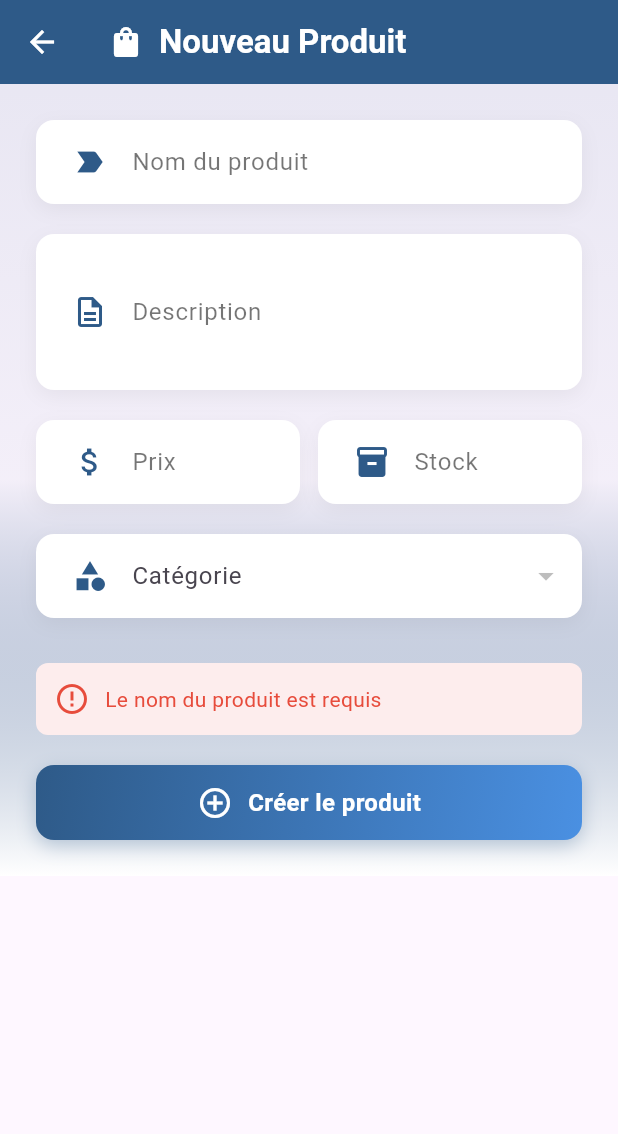
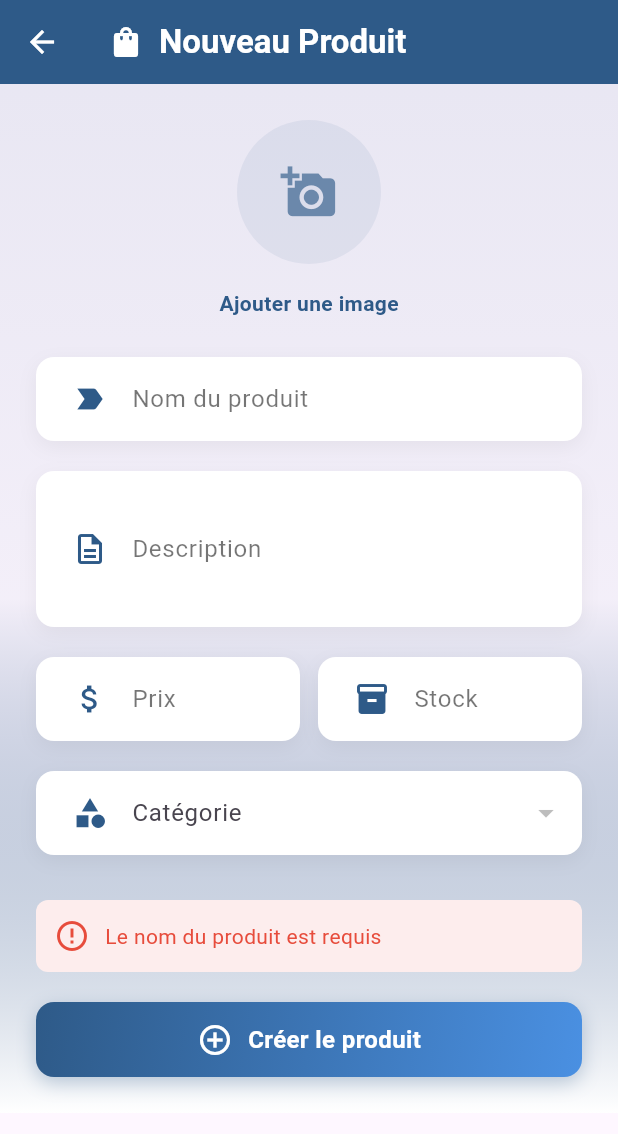
Before and after one commit to PixieAndrianasolo12/ecommerce-flutter, a Flutter app: the AddProductFormPage screen opened directly with empty values, after a tap on "Créer le produit", on a phone screen of 412 x 824 dp. Shown: the top 1134 px of the screen. Run offline on Flutter 3.47's test engine with Material 3 defaults, Android fonts, the phone set to English and light mode, and no system bars; our stand-ins replace image_picker, shared_preferences; accounts and stored records are empty; network calls fail.

Commit message:
image non poster et non afficher

```diff
--- a/frontend/lib/screens/admin/add_product_form.dart
+++ b/frontend/lib/screens/admin/add_product_form.dart
@@ -1,7 +1,11 @@
 import 'dart:convert';
+import 'dart:io' show File;
+import 'package:flutter/foundation.dart' show kIsWeb, Uint8List;
 import 'package:flutter/material.dart';
 import 'package:http/http.dart' as http;
+import 'package:image_picker/image_picker.dart';
 import 'package:provider/provider.dart';
+
 import '../../providers/auth_provider.dart';
 
 class AddProductFormPage extends StatefulWidget {
@@ -18,6 +22,9 @@ class _AddProductFormPageState extends State<AddProductFormPage> with SingleTick
   final _prodPriceCtrl = TextEditingController();
   final _prodStockCtrl = TextEditingController();
   String? selectedCatId;
+  XFile? _selectedImageX;      // Pour Web et mobile
+  File? _selectedImageFile;    // Pour Mobile (Android/iOS)
+  Uint8List? _imageBytes;      // Pour Web (affichage preview)
   bool loading = false;
   String? error;
   late AnimationController _animationController;
@@ -56,6 +63,26 @@ class _AddProductFormPageState extends State<AddProductFormPage> with SingleTick
     super.dispose();
   }
 
+  Future<void> pickImage() async {
+    final pickedFile = await ImagePicker().pickImage(source: ImageSource.gallery, imageQuality: 75);
+    if (pickedFile != null) {
+      setState(() {
+        _selectedImageX = pickedFile;
+        if (kIsWeb) {
+          // Web: lire en bytes pour preview ET pour l’envoi
+          pickedFile.readAsBytes().then((bytes) {
+            setState(() {
+              _imageBytes = bytes;
+            });
+          });
+        } else {
+          // Mobile : fichier
+          _selectedImageFile = File(pickedFile.path);
+        }
+      });
+    }
+  }
+
   Future<void> addProduct() async {
     if (_prodNameCtrl.text.isEmpty) {
       setState(() { error = "Le nom du produit est requis"; });
@@ -78,30 +105,72 @@ class _AddProductFormPageState extends State<AddProductFormPage> with SingleTick
       loading = true;
       error = null;
     });
+
     try {
       final auth = Provider.of<AuthProvider>(context, listen: false);
+
+      if (kIsWeb) {
+        // ------ FLUTTER WEB -------
+        String? base64Image;
+        if (_imageBytes != null) {
+          base64Image = base64Encode(_imageBytes!);
+        }
+
+        final data = {
+          "name": _prodNameCtrl.text,
+          "description": _prodDescCtrl.text,
+          "price": double.tryParse(_prodPriceCtrl.text) ?? 0,
+          "stock": int.tryParse(_prodStockCtrl.text) ?? 0,
+          "category": selectedCatId,
+          if (base64Image != null) "image_base64": base64Image,
+        };
+
         final res = await http.post(
           Uri.parse('http://localhost:5000/api/products'),
           headers: {
             "Authorization": "Bearer ${auth.token}",
             "Content-Type": "application/json"
           },
-        body: jsonEncode({
-          "name": _prodNameCtrl.text,
-          "description": _prodDescCtrl.text,
-          "price": double.tryParse(_prodPriceCtrl.text) ?? 0,
-          "stock": int.tryParse(_prodStockCtrl.text) ?? 0,
-          "category": selectedCatId,
-        })
+          body: jsonEncode(data),
         );
+
         if (res.statusCode == 201) {
           await _animationController.reverse();
           Navigator.pop(context, true);
         } else {
           setState(() {
-          error = jsonDecode(res.body)['message'] ?? "Erreur inconnue";
+            error = res.body;
             _shakeError();
           });
+        }
+      } else {
+        // ------ MOBILE (Android/iOS) -------
+        var uri = Uri.parse('http://localhost:5000/api/products');
+        var request = http.MultipartRequest('POST', uri);
+        request.headers['Authorization'] = 'Bearer ${auth.token}';
+
+        request.fields['name'] = _prodNameCtrl.text;
+        request.fields['description'] = _prodDescCtrl.text;
+        request.fields['price'] = _prodPriceCtrl.text;
+        request.fields['stock'] = _prodStockCtrl.text;
+        request.fields['category'] = selectedCatId!;
+
+        if (_selectedImageFile != null) {
+          request.files.add(await http.MultipartFile.fromPath('image', _selectedImageFile!.path));
+        }
+
+        var streamedResponse = await request.send();
+        var response = await http.Response.fromStream(streamedResponse);
+
+        if (response.statusCode == 201) {
+          await _animationController.reverse();
+          Navigator.pop(context, true);
+        } else {
+          setState(() {
+            error = jsonDecode(response.body)['message'] ?? "Erreur inconnue";
+            _shakeError();
+          });
+        }
       }
     } catch (e) {
       setState(() {
@@ -134,7 +203,7 @@ class _AddProductFormPageState extends State<AddProductFormPage> with SingleTick
             ),
           ],
         ),
-        backgroundColor: Color(0xFF2E5A88), // Bleu professionnel
+        backgroundColor: Color(0xFF2E5A88),
         elevation: 0,
         centerTitle: false,
         iconTheme: IconThemeData(color: Colors.white),
@@ -161,6 +230,57 @@ class _AddProductFormPageState extends State<AddProductFormPage> with SingleTick
                 child: Column(
                   crossAxisAlignment: CrossAxisAlignment.stretch,
                   children: [
+                    // IMAGE PICKER
+                    Center(
+                      child: InkWell(
+                        onTap: loading ? null : pickImage,
+                        borderRadius: BorderRadius.circular(60),
+                        child: Stack(
+                          alignment: Alignment.center,
+                          children: [
+                            CircleAvatar(
+                              radius: 48,
+                              backgroundColor: Color(0xFF2E5A88).withOpacity(0.08),
+                              backgroundImage: kIsWeb
+                                  ? (_imageBytes != null
+                                      ? MemoryImage(_imageBytes!)
+                                      : null)
+                                  : (_selectedImageFile != null
+                                      ? FileImage(_selectedImageFile!)
+                                      : null),
+                              child: (_selectedImageX == null)
+                                  ? Icon(Icons.add_a_photo,
+                                      size: 38,
+                                      color: Color(0xFF2E5A88).withOpacity(0.65))
+                                  : null,
+                            ),
+                            if (_selectedImageX != null)
+                              Positioned(
+                                bottom: 0,
+                                right: 4,
+                                child: CircleAvatar(
+                                  radius: 16,
+                                  backgroundColor: Colors.white,
+                                  child: Icon(Icons.edit, color: Color(0xFF2E5A88), size: 18),
+                                ),
+                              ),
+                          ],
+                        ),
+                      ),
+                    ),
+                    SizedBox(height: 16),
+                    Center(
+                      child: Text(
+                        _selectedImageX == null
+                            ? "Ajouter une image"
+                            : "Image sélectionnée",
+                        style: TextStyle(
+                          color: Color(0xFF2E5A88),
+                          fontWeight: FontWeight.w600,
+                        ),
+                      ),
+                    ),
+                    SizedBox(height: 26),
                     _buildAnimatedInputField(
                       icon: Icons.label_important,
                       label: "Nom du produit",
--- a/frontend/lib/screens/admin/dashboard_admin.dart
+++ b/frontend/lib/screens/admin/dashboard_admin.dart
@@ -50,7 +50,7 @@ class _AdminDashboardScreenState extends State<AdminDashboardScreen> {
     try {
       final auth = Provider.of<AuthProvider>(context, listen: false);
       final res = await http.get(
-        Uri.parse('http://localhost:5000/api/products'),
+        Uri.parse('http://192.168.137.250:5000/api/products'),
         headers: {
           "Authorization": "Bearer ${auth.token}"
         }
--- a/frontend/pubspec.yaml
+++ b/frontend/pubspec.yaml
@@ -35,6 +35,7 @@ dependencies:
   shared_preferences: ^2.5.3
   font_awesome_flutter: ^9.2.0
   lottie:
+  image_picker: ^1.0.5
 
   # The following adds the Cupertino Icons font to your application.
   # Use with the CupertinoIcons class for iOS style icons.
```
Also changed, not shown: frontend/pubspec.lock, 5 other files. Lines whose indentation alone changed are shown as unchanged.
